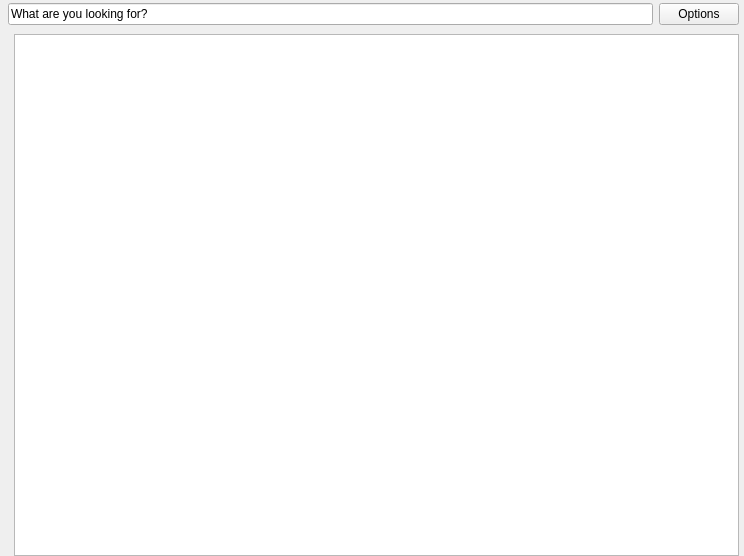
The window that checkout.ui (sbadame/checkout) describes before a commit, drawn with Qt 5.
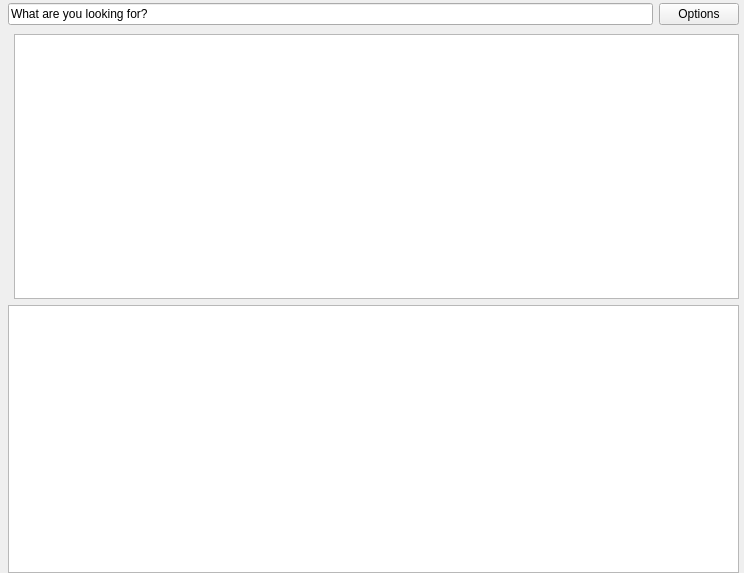
The same window after the commit. Custom widgets are drawn as their Qt base class.

Commit message: Slight changes to be reverted to the main gui

What changed in the file:
```diff
--- a/checkout.ui
+++ b/checkout.ui
@@ -7,7 +7,7 @@
     <x>0</x>
     <y>0</y>
     <width>744</width>
-    <height>556</height>
+    <height>573</height>
    </rect>
   </property>
   <property name="windowTitle">
@@ -165,6 +165,9 @@
              </column>
             </widget>
            </item>
+           <item>
+            <widget class="QListWidget" name="booklist"/>
+           </item>
           </layout>
          </widget>
          <widget class="QWidget" name="optionspage">
```
